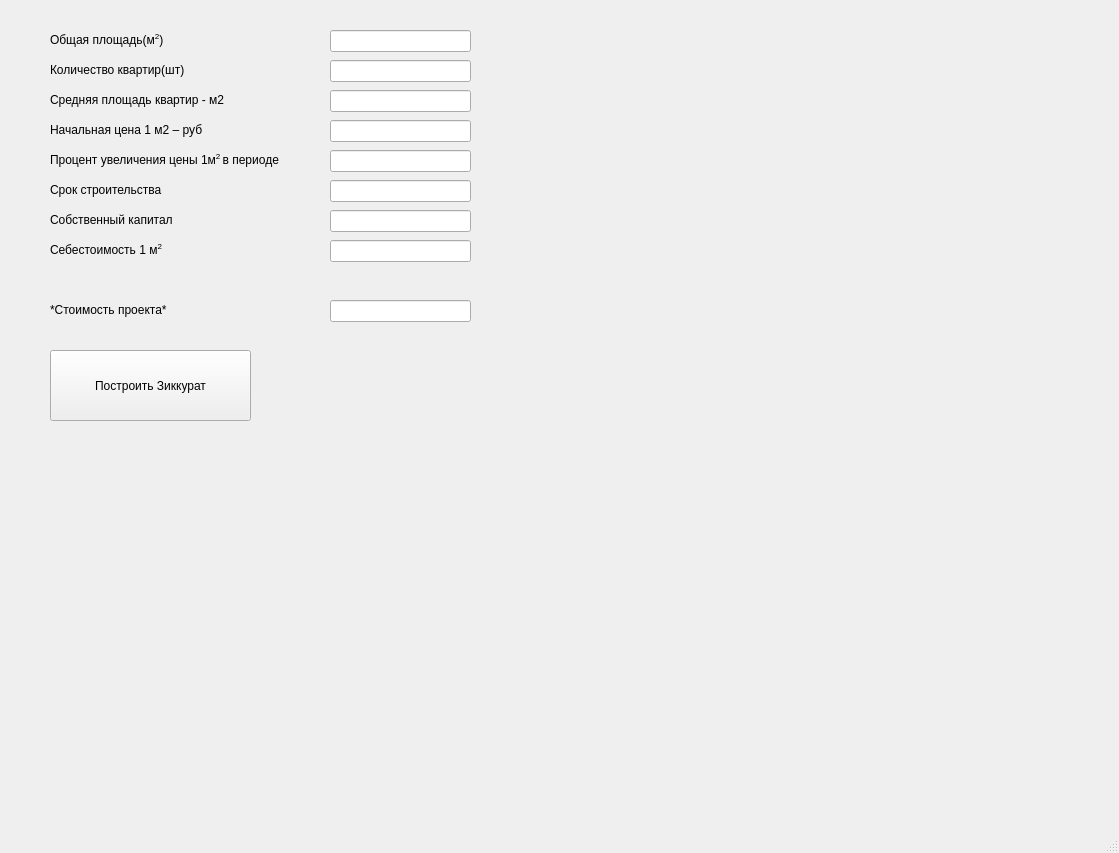
Before: the Qt Designer form Zikkurat001.ui in Saint4script/-financial-building-accounting, drawn with Qt 5.
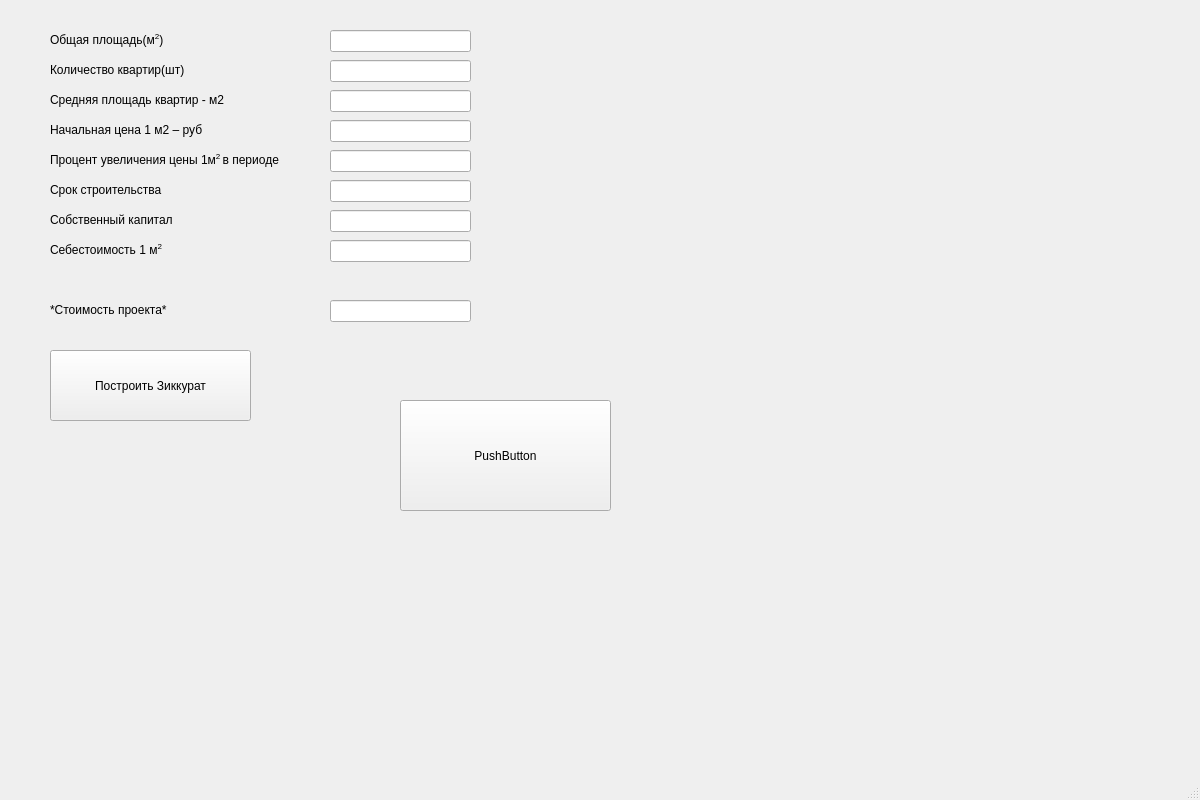
After: the same form once the commit is applied.

Patch:
```diff
--- a/Zikkurat001.ui
+++ b/Zikkurat001.ui
@@ -6,8 +6,8 @@
    <rect>
     <x>0</x>
     <y>0</y>
-    <width>1119</width>
-    <height>853</height>
+    <width>1200</width>
+    <height>800</height>
    </rect>
   </property>
   <property name="windowTitle">
@@ -237,6 +237,19 @@
      <string>Построить Зиккурат</string>
     </property>
    </widget>
+   <widget class="QPushButton" name="Test">
+    <property name="geometry">
+     <rect>
+      <x>400</x>
+      <y>400</y>
+      <width>211</width>
+      <height>111</height>
+     </rect>
+    </property>
+    <property name="text">
+     <string>PushButton</string>
+    </property>
+   </widget>
   </widget>
   <widget class="QMenuBar" name="menubar">
    <property name="geometry">
```
Left out of the diff: 4 changed lines with no effect on the pictures.
